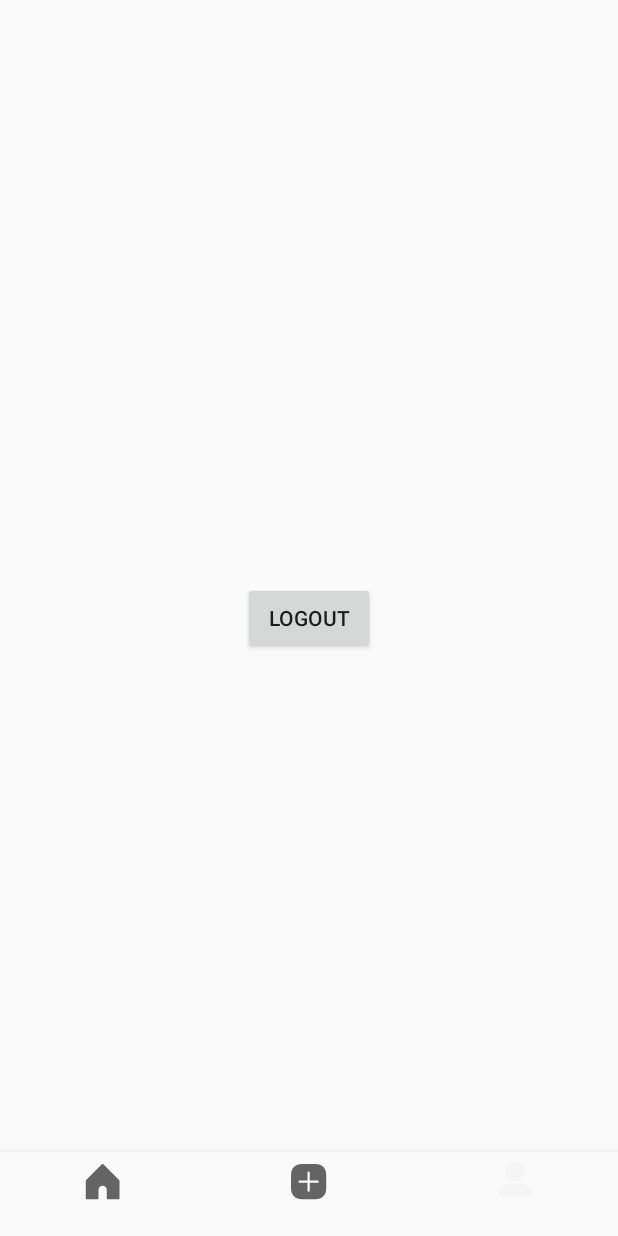
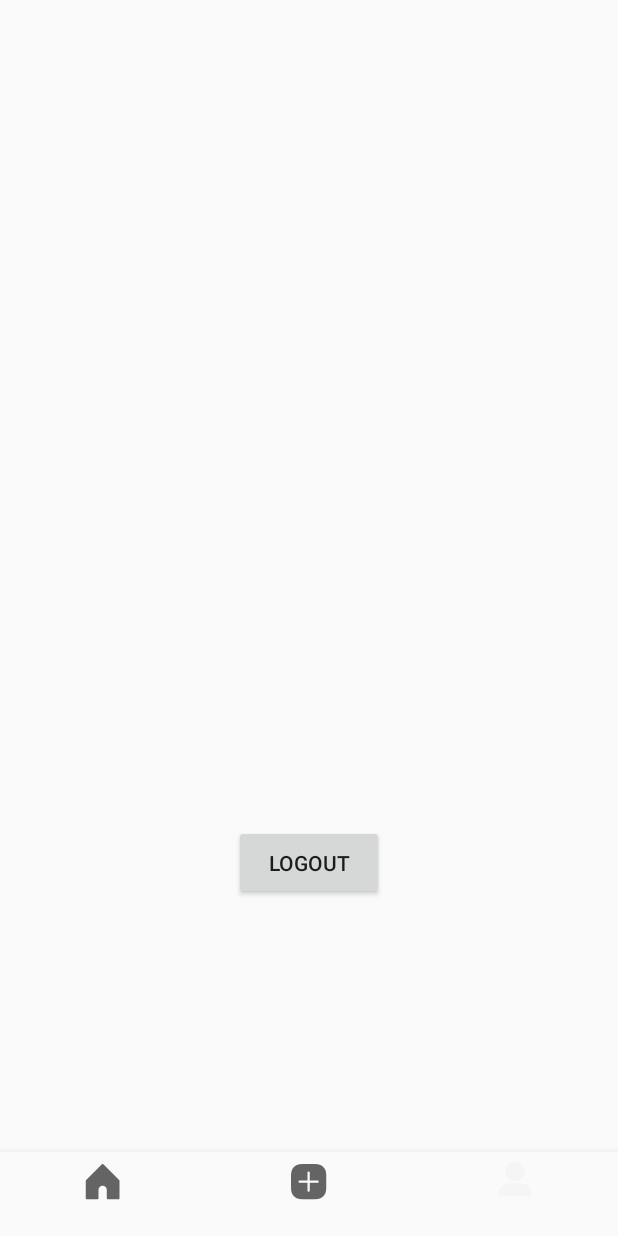
Before and after one commit to alveerak/Parstagram, an Android app: the InstaActivity screen opened directly, with no data from a screen before it, item 3 of the bottom bar chosen, on a phone screen of 412 x 824 dp. Run offline under Robolectric (Android 15) with nearby library versions, the phone set to English and light mode, and no system bars; libraries missing offline, so code that uses them is left out: com.parse; pictures from the network do not load; 3 statements that could not run were skipped.

Commit message:
Fixed layout and post details page

```diff
--- a/app/src/main/AndroidManifest.xml
+++ b/app/src/main/AndroidManifest.xml
@@ -13,6 +13,7 @@
     <uses-permission android:name="android.permission.GET_ACCOUNTS" />
     <uses-permission android:name="android.permission.READ_PROFILE" />
     <uses-permission android:name="android.permission.READ_CONTACTS" />
+
 
     <uses-feature
         android:name="android.hardware.camera"
--- a/app/src/main/java/com/codepath/alveera/parstagram/InstaAdapter.java
+++ b/app/src/main/java/com/codepath/alveera/parstagram/InstaAdapter.java
@@ -8,6 +8,7 @@ import android.view.View;
 import android.view.ViewGroup;
 import android.widget.ImageView;
 import android.widget.TextView;
+import android.widget.Toast;
 
 import com.codepath.alveera.parstagram.model.GlideApp;
 import com.codepath.alveera.parstagram.model.Post;
@@ -165,6 +166,7 @@ public class InstaAdapter extends RecyclerView.Adapter<InstaAdapter.ViewHolder>
             image = (ImageView) itemView.findViewById(R.id.ivPic);
             timeElapsed = (TextView) itemView.findViewById(R.id.tvTimeStamp);
             username = (TextView) itemView.findViewById(R.id.tvUsername);
+            itemView.setOnClickListener(this);
         }
 
         // when the user clicks on a row, show MovieDetailsActivity for the selected Movie
@@ -181,6 +183,7 @@ public class InstaAdapter extends RecyclerView.Adapter<InstaAdapter.ViewHolder>
                 // serialize the movie using parceler, use its short name as a key
                 //intent.putExtra(Post.class.getSimpleName(), Parcels.wrap(post));
                 // show the activity
+                Toast.makeText(context, "reached here", Toast.LENGTH_LONG).show();
                 ((InstaActivity) context).goToDetails(post);
                 //context.startActivity(intent);
                 //context.startActivityForResult();
--- a/app/src/main/java/com/codepath/alveera/parstagram/model/Post.java
+++ b/app/src/main/java/com/codepath/alveera/parstagram/model/Post.java
@@ -52,8 +52,7 @@ public class Post extends ParseObject{
 
     public String getRelativeTimeAgo() {
         long dateMillis = getCreatedAt().getTime();
-        String relativeDate = DateUtils.getRelativeTimeSpanString(dateMillis, System.currentTimeMillis(), DateUtils.SECOND_IN_MILLIS).toString();
-        return relativeDate;
+        return DateUtils.getRelativeTimeSpanString(dateMillis, System.currentTimeMillis(), DateUtils.SECOND_IN_MILLIS).toString();
     }
 
     public static Post newInstance(ParseUser author, ParseFile image, String description) {
--- a/app/src/main/res/layout/activity_insta.xml
+++ b/app/src/main/res/layout/activity_insta.xml
@@ -22,15 +22,17 @@
     <FrameLayout
         android:id="@+id/my_fragment"
         android:name="com.codepath.alveera.parstagram.HomeFragment"
-        android:layout_width="wrap_content"
-        android:layout_height="wrap_content"
+        android:layout_width="match_parent"
+        android:layout_height="600dp"
         android:layout_marginEnd="8dp"
         android:layout_marginStart="8dp"
+        app:layout_constraintBottom_toBottomOf="parent"
         app:layout_constraintEnd_toEndOf="parent"
+        app:layout_constraintHorizontal_bias="0.0"
+        app:layout_constraintLeft_toLeftOf="parent"
+        app:layout_constraintRight_toRightOf="parent"
         app:layout_constraintStart_toStartOf="parent"
-        app:layout_constraintBottom_toBottomOf="parent"
-        app:layout_constraintRight_toRightOf="parent"
-        app:layout_constraintLeft_toLeftOf="parent"
-        app:layout_constraintTop_toTopOf="parent" />
+        app:layout_constraintTop_toTopOf="parent"
+        app:layout_constraintVertical_bias="0.0" />
 
 </android.support.constraint.ConstraintLayout>
--- a/app/src/main/res/layout/fragment_pic.xml
+++ b/app/src/main/res/layout/fragment_pic.xml
@@ -5,13 +5,14 @@
     android:layout_width="match_parent"
     android:layout_height="match_parent"
     tools:context=".PicFragment">
+
     <RelativeLayout xmlns:android="http://schemas.android.com/apk/res/android"
         xmlns:app="http://schemas.android.com/apk/res-auto"
         xmlns:tools="http://schemas.android.com/tools"
         android:layout_width="match_parent"
-        android:layout_height="match_parent"
+        android:layout_height="600dp"
         tools:context=".LoginActivity">
-    <!-- TODO: Update blank fragment layout -->
+        <!-- TODO: Update blank fragment layout -->
 
         <EditText
             android:id="@+id/description_et"
--- a/app/src/main/res/layout/fragment_profile.xml
+++ b/app/src/main/res/layout/fragment_profile.xml
@@ -1,16 +1,18 @@
 <?xml version="1.0" encoding="utf-8"?>
-<FrameLayout xmlns:android="http://schemas.android.com/apk/res/android"
+<RelativeLayout xmlns:android="http://schemas.android.com/apk/res/android"
     xmlns:tools="http://schemas.android.com/tools"
     android:layout_width="match_parent"
-    android:layout_height="match_parent"
+    android:layout_height="600dp"
     tools:context=".ProfileFragment">
 
     <!-- TODO: Update blank fragment layout -->
 
     <Button
         android:id="@+id/logout_btn"
-        android:layout_width="wrap_content"
-        android:layout_height="wrap_content"
+        android:layout_width="100dp"
+        android:layout_height="50dp"
+        android:layout_alignParentBottom="true"
+        android:layout_centerHorizontal="true"
         android:text="logout" />
 
-</FrameLayout>
+</RelativeLayout>
--- a/app/src/main/res/values/colors.xml
+++ b/app/src/main/res/values/colors.xml
@@ -5,7 +5,7 @@
     <color name="colorAccent">#FF4081</color>
     <color name="black">#000000</color>
     <color name="purple_500">#c14b6c</color>
-    <color name="deep_purple_500">#673AB7</color>
+    <color name="deep_purple_500">#b388ff</color>
     <color name="indigo_500">#3F51B5</color>
     <color name="blue_500">#2196F3</color>
     <color name="cyan_500">#00BCD4</color>
```
Also changed, not shown: app/src/main/java/com/codepath/alveera/parstagram/InstaActivity.java (+11 -2 lines), app/src/main/java/com/codepath/alveera/parstagram/PostDetailsFragment.java (+77 -3 lines), app/src/main/res/layout/fragment_home.xml (+6 -8 lines), app/src/main/res/layout/fragment_post_details.xml (+42 -5 lines).
